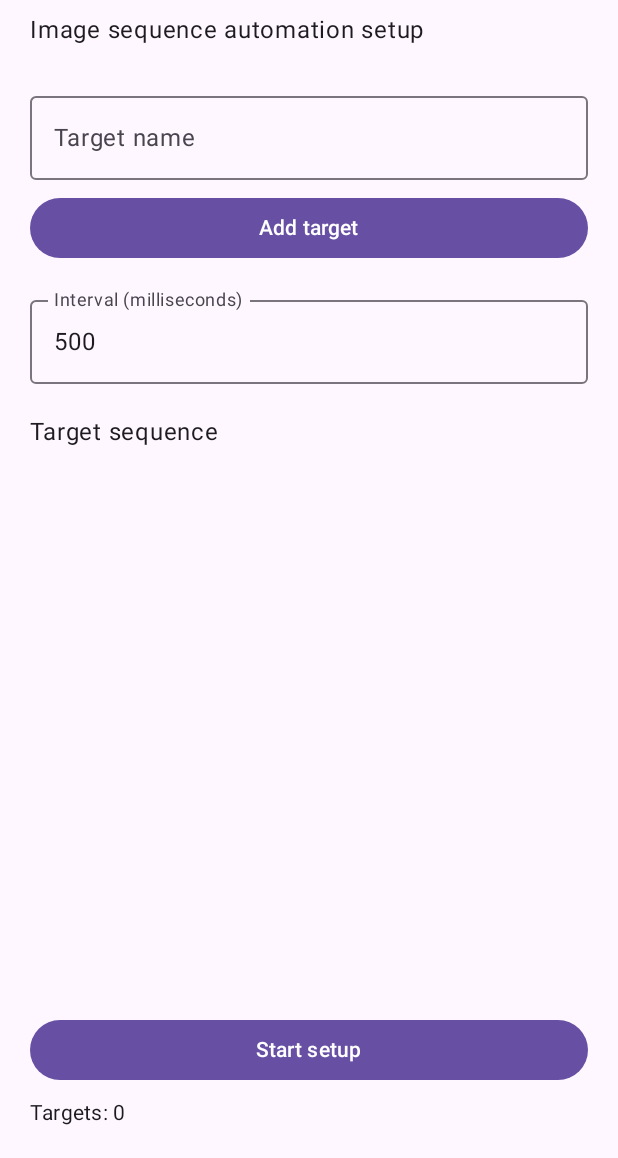
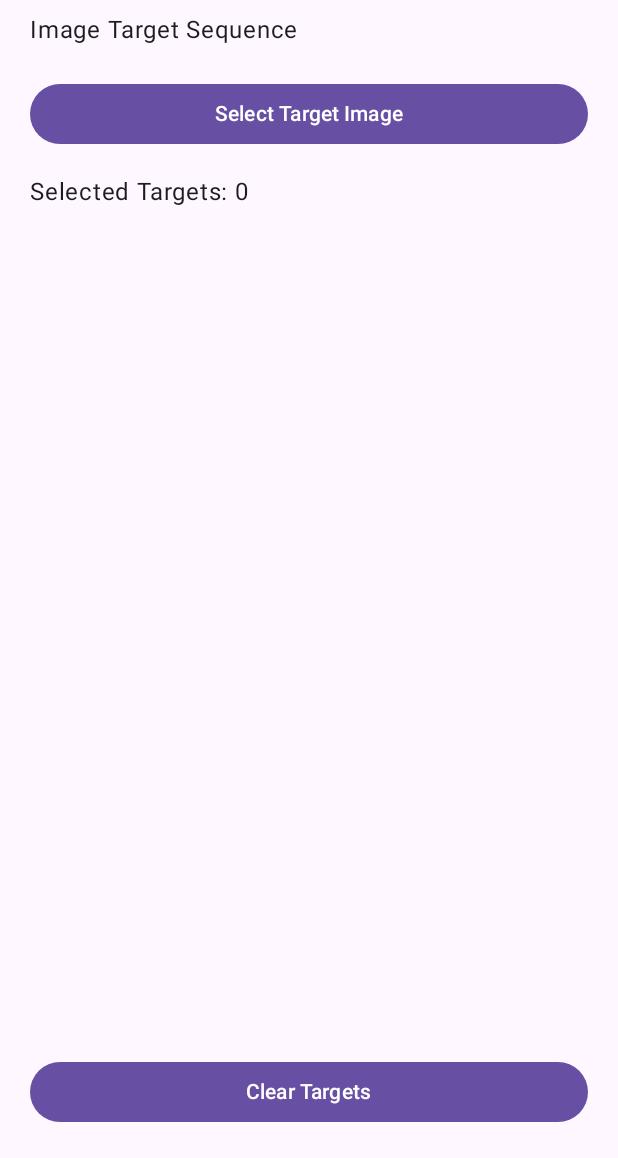
Before and after one commit to PritamYt403/thunderclicker, an Android app built with Jetpack Compose: the screen it shows after launch (MainActivity), on a phone screen of 412 x 824 dp, the part 78-1236 px from its top. Run offline under Robolectric (Android 15) with nearby library versions, the phone set to English and light mode, and no system bars.

Commit message:
Refactor image target selection and display logic

```diff
--- a/app/src/main/java/com/thunderclicker/app/MainActivity.kt
+++ b/app/src/main/java/com/thunderclicker/app/MainActivity.kt
@@ -4,19 +4,19 @@ package com.thunderclicker.app
 import android.os.Bundle
 import androidx.activity.ComponentActivity
 import androidx.activity.compose.setContent
+import androidx.activity.compose.rememberLauncherForActivityResult
+import androidx.activity.result.contract.ActivityResultContracts
 import androidx.compose.foundation.layout.*
 import androidx.compose.foundation.lazy.LazyColumn
 import androidx.compose.foundation.lazy.items
 import androidx.compose.material3.*
 import androidx.compose.runtime.*
-import androidx.compose.ui.Alignment
 import androidx.compose.ui.Modifier
 import androidx.compose.ui.unit.dp
 
 class MainActivity : ComponentActivity() {
     override fun onCreate(savedInstanceState: Bundle?) {
         super.onCreate(savedInstanceState)
-
         setContent {
             ThunderClickerApp()
         }
@@ -25,16 +25,19 @@ class MainActivity : ComponentActivity() {
 
 @Composable
 fun ThunderClickerApp() {
-    var targetName by remember { mutableStateOf("") }
-    var interval by remember { mutableStateOf("500") }
-    var running by remember { mutableStateOf(false) }
+    val targets = remember { mutableStateListOf<String>() }
 
-    val targets = remember { mutableStateListOf<String>() }
+    val imagePicker = rememberLauncherForActivityResult(
+        contract = ActivityResultContracts.GetContent()
+    ) { uri ->
+        uri?.let {
+            targets.add(it.toString())
+        }
+    }
 
     MaterialTheme {
         Surface(
-            modifier = Modifier.fillMaxSize(),
-            color = MaterialTheme.colorScheme.background
+            modifier = Modifier.fillMaxSize()
         ) {
             Column(
                 modifier = Modifier
@@ -48,66 +51,52 @@ fun ThunderClickerApp() {
 
                 Spacer(modifier = Modifier.height(8.dp))
 
-                Text("Image sequence automation setup")
+                Text("Image Target Sequence")
 
-                Spacer(modifier = Modifier.height(24.dp))
-
-                OutlinedTextField(
-                    value = targetName,
-                    onValueChange = { targetName = it },
-                    label = { Text("Target name") },
-                    modifier = Modifier.fillMaxWidth()
-                )
-
-                Spacer(modifier = Modifier.height(8.dp))
+                Spacer(modifier = Modifier.height(20.dp))
 
                 Button(
                     onClick = {
-                        if (targetName.isNotBlank()) {
-                            targets.add(targetName.trim())
-                            targetName = ""
-                        }
+                        imagePicker.launch("image/*")
                     },
                     modifier = Modifier.fillMaxWidth()
                 ) {
-                    Text("Add target")
+                    Text("Select Target Image")
                 }
 
                 Spacer(modifier = Modifier.height(16.dp))
 
-                OutlinedTextField(
-                    value = interval,
-                    onValueChange = { interval = it },
-                    label = { Text("Interval (milliseconds)") },
-                    modifier = Modifier.fillMaxWidth()
-                )
+                Text("Selected Targets: ${targets.size}")
 
-                Spacer(modifier = Modifier.height(20.dp))
-
-                Text("Target sequence")
+                Spacer(modifier = Modifier.height(12.dp))
 
                 LazyColumn(
                     modifier = Modifier.weight(1f)
                 ) {
-                    items(targets.toList()) { item ->
+                    items(targets.toList()) { image ->
                         Card(
                             modifier = Modifier
                                 .fillMaxWidth()
-                                .padding(vertical = 4.dp)
+                                .padding(vertical = 5.dp)
                         ) {
-                            Row(
-                                modifier = Modifier
-                                    .fillMaxWidth()
-                                    .padding(12.dp),
-                                verticalAlignment = Alignment.CenterVertically
+                            Column(
+                                modifier = Modifier.padding(12.dp)
                             ) {
+                                Text("Image Target")
+
+                                Spacer(
+                                    modifier = Modifier.height(4.dp)
+                                )
+
                                 Text(
-                                    item,
-                                    modifier = Modifier.weight(1f)
+                                    image,
+                                    style = MaterialTheme.typography.bodySmall
                                 )
 
                                 TextButton(
-                                    onClick = { targets.remove(item) }
+                                    onClick = {
+                                        targets.remove(image)
+                                    }
                                 ) {
                                     Text("Remove")
                                 }
@@ -117,18 +106,13 @@ fun ThunderClickerApp() {
                 }
 
                 Button(
-                    onClick = { running = !running },
+                    onClick = {
+                        targets.clear()
+                    },
                     modifier = Modifier.fillMaxWidth()
                 ) {
-                    Text(if (running) "Stop setup" else "Start setup")
+                    Text("Clear Targets")
                 }
-
-                Spacer(modifier = Modifier.height(8.dp))
-
-                Text(
-                    "Targets: ${targets.size}",
-                    style = MaterialTheme.typography.bodyMedium
-                )
             }
         }
     }
```
